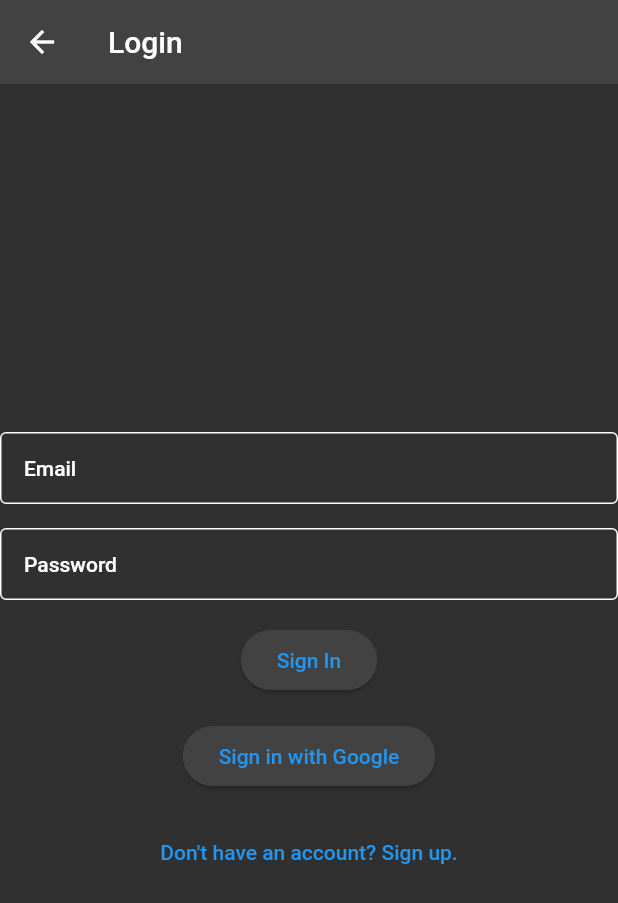
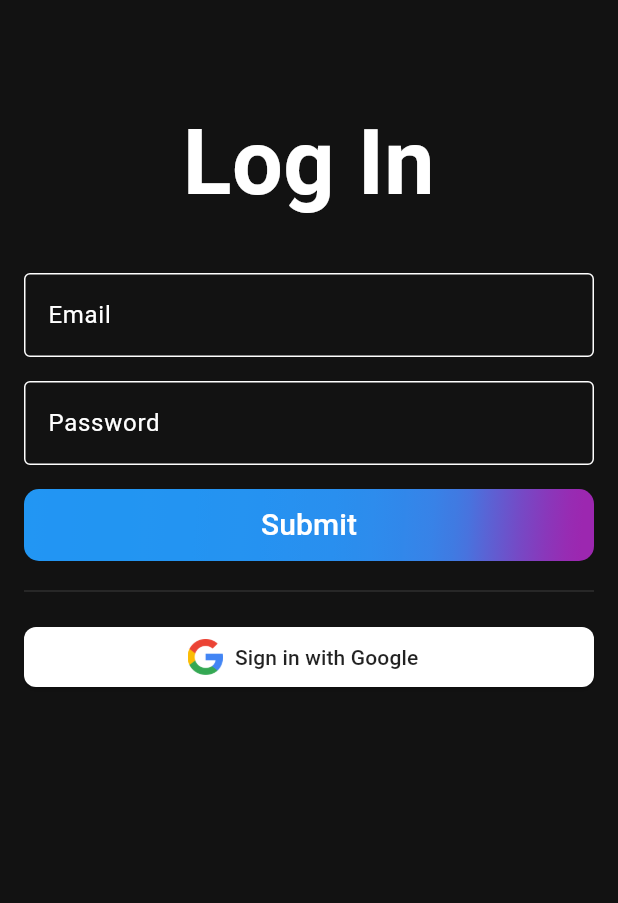
Before and after one commit to DotNaos/credix, a Flutter app: the LoginPage screen opened directly, on a phone screen of 412 x 824 dp. Shown: the top 903 px of the screen. Run offline on Flutter 3.47's test engine with Material 2 defaults, Android fonts, the phone set to English and light mode, and no system bars; our stand-ins replace cloud_firestore, firebase_auth, firebase_core, google_sign_in, image_picker; accounts and stored records are empty; network calls fail.

Commit message:
Log In Page

```diff
--- /dev/null
+++ b/lib/Components/animated_gradient_button.dart
@@ -0,0 +1,78 @@
+import 'package:flutter/material.dart';
+
+class AnimatedGradientButton extends StatefulWidget {
+  final String buttonText;
+  final VoidCallback onPressed;
+  final Gradient gradient;
+
+  const AnimatedGradientButton({
+    Key? key,
+    required this.buttonText,
+    required this.onPressed,
+    required this.gradient,
+  }) : super(key: key);
+
+  @override
+  _AnimatedGradientButtonState createState() => _AnimatedGradientButtonState();
+}
+
+class _AnimatedGradientButtonState extends State<AnimatedGradientButton>
+    with SingleTickerProviderStateMixin {
+  late AnimationController _controller;
+  late Animation<double> _animation;
+
+  @override
+  void initState() {
+    super.initState();
+    _controller = AnimationController(
+      duration: const Duration(seconds: 2),
+      vsync: this,
+    )..repeat(reverse: true);
+    _animation = Tween<double>(begin: 0.0, end: 1.0)
+        .animate(CurvedAnimation(parent: _controller, curve: Curves.easeInOut));
+  }
+
+  @override
+  void dispose() {
+    _controller.dispose();
+    super.dispose();
+  }
+
+  @override
+  Widget build(BuildContext context) {
+    return AnimatedBuilder(
+      animation: _animation,
+      builder: (BuildContext context, Widget? child) {
+        return AnimatedContainer(
+          duration: const Duration(milliseconds: 300),
+          decoration: BoxDecoration(
+            gradient: LinearGradient(
+              colors: [
+                widget.gradient.colors[0],
+                widget.gradient.colors[1],
+              ],
+              begin: const Alignment(-1.0, -1.0),
+              end: const Alignment(1.0, 0.0),
+              stops: [_animation.value - 0.2, _animation.value],
+            ),
+            borderRadius: BorderRadius.circular(10),
+          ),
+          child: ElevatedButton(
+            onPressed: widget.onPressed,
+            style: ElevatedButton.styleFrom(
+              backgroundColor: Colors.transparent,
+              elevation: 0,
+            ),
+            child: Text(
+              widget.buttonText,
+              style: const TextStyle(
+                color: Colors.white,
+                fontSize: 20,
+              ),
+            ),
+          ),
+        );
+      },
+    );
+  }
+}
--- a/lib/Components/listcomponent.dart
+++ b/lib/Components/listcomponent.dart
@@ -1,7 +1,6 @@
 import 'package:credix/Components/headercomponent.dart';
 import 'package:flutter/material.dart';
 // import the colors
-import 'package:credix/res/custom_colors.dart';
 
 /// This is the component that will be used in a the lists of the app
 /// so it needs to be generic
@@ -75,9 +74,8 @@ class _ListComponentState extends State<ListComponent> {
               ),
               decoration: BoxDecoration(
                 borderRadius: BorderRadius.circular(10),
-                color: CustomColors.primary,
                 border: Border.all(
-                  color: CustomColors.primary.withOpacity(0.5),
+                  color: _isCompleted ? Colors.green : Colors.red,
                   width: 2,
                 ),
               ),
--- a/lib/Pages/bonus_list.dart
+++ b/lib/Pages/bonus_list.dart
@@ -18,9 +18,9 @@ class BonusListPage extends StatefulWidget {
 class _BonusListPageState extends State<BonusListPage> {
   @override
   Widget build(BuildContext context) {
-    return Column(
+    return const Column(
       mainAxisAlignment: MainAxisAlignment.center,
-      children: const [
+      children: [
         Text('Bonus List'),
       ],
     );
--- a/lib/Pages/login.dart
+++ b/lib/Pages/login.dart
@@ -1,18 +1,11 @@
-// ignore_for_file: slash_for_doc_comments
+import 'package:flutter/material.dart';
+import 'package:credix/utils/auth_service.dart';
 
-/**
- *
- * On this page the user can sign in or sign up
- * sign in methods include: email and password, google
- * google sign in uses firebase
- *
- */
-import 'package:flutter/material.dart';
-import 'package:firebase_auth/firebase_auth.dart';
-import 'package:google_sign_in/google_sign_in.dart';
+import '../Components/animated_gradient_button.dart';
+import 'homepage.dart';
 
 class LoginPage extends StatefulWidget {
-  const LoginPage({super.key});
+  const LoginPage({Key? key}) : super(key: key);
 
   @override
   _LoginPageState createState() => _LoginPageState();
@@ -20,28 +13,38 @@ class LoginPage extends StatefulWidget {
 
 class _LoginPageState extends State<LoginPage> {
   final _formKey = GlobalKey<FormState>();
-  final _auth = FirebaseAuth.instance;
-  final _googleSignIn = GoogleSignIn();
-
   late String _email;
   late String _password;
-  final bool _loading = false;
 
   @override
   Widget build(BuildContext context) {
     return Scaffold(
-      appBar: AppBar(
-        title: const Text('Login'),
-      ),
-      body: Center(
-        child: _loading
-            ? const CircularProgressIndicator()
-            : Form(
+      resizeToAvoidBottomInset: false,
+      body: SingleChildScrollView(
+        child: Padding(
+          padding: const EdgeInsets.all(16),
+          child: Form(
             key: _formKey,
             child: Column(
-                  mainAxisAlignment: MainAxisAlignment.center,
+              crossAxisAlignment: CrossAxisAlignment.stretch,
+              mainAxisAlignment: MainAxisAlignment.end,
               children: [
+                const SizedBox(height: 50),
+                // Log in text
+                const Text(
+                  'Log In',
+                  textAlign: TextAlign.center,
+                  style: TextStyle(
+                    fontSize: 60,
+                    fontWeight: FontWeight.bold,
+                  ),
+                ),
+
+                const SizedBox(height: 30),
+
+                // Email input field
                 TextFormField(
+                  keyboardType: TextInputType.emailAddress,
                   decoration: const InputDecoration(
                     hintText: 'Email',
                     border: OutlineInputBorder(),
@@ -57,6 +60,7 @@ class _LoginPageState extends State<LoginPage> {
                   },
                 ),
                 const SizedBox(height: 16),
+                // Password input field
                 TextFormField(
                   obscureText: true,
                   decoration: const InputDecoration(
@@ -74,31 +78,76 @@ class _LoginPageState extends State<LoginPage> {
                   },
                 ),
                 const SizedBox(height: 16),
-                    ElevatedButton(
-                      onPressed: () => {},
-                      child: const Text('Sign In'),
+                // Sign in button
+                AnimatedGradientButton(
+                  gradient: const LinearGradient(
+                    colors: [Colors.blue, Colors.purple],
                   ),
-                    const SizedBox(height: 16),
-                    ElevatedButton(
+                  buttonText: 'Submit',
+                  onPressed: () {
+                    if (_formKey.currentState!.validate()) {
+                      AuthService()
+                          .signInWithEmailAndPassword(_email, _password);
+
+                      Navigator.of(context).pushReplacement(
+                        MaterialPageRoute(
+                          builder: (context) => const HomePage(),
+                        ),
+                      );
+                    } else {
+                      // Show a popup
+                      showDialog(
+                        context: context,
+                        builder: (context) => AlertDialog(
+                          title: const Text('Error'),
+                          content: const Text(
+                              'Please enter a valid email and password.'),
+                          actions: [
+                            TextButton(
+                              onPressed: () {
+                                Navigator.of(context).pop();
+                              },
+                              child: const Text('OK'),
+                            ),
+                          ],
+                        ),
+                      );
+                    }
+                  },
+                ),
+                // Add a horizontal divider
+                const Divider(
+                  height: 40,
+                  thickness: 0.5,
+                  color: Color.fromARGB(255, 75, 75, 75),
+                ),
+                // Google sign in button
+                ElevatedButton.icon(
                   onPressed: () async {
-                        try {} catch (e) {
+                    try {
+                      AuthService().signInWithGoogle();
+                    } catch (e) {
                       ScaffoldMessenger.of(context).showSnackBar(
                         const SnackBar(
                           content: Text(
-                                    'Failed to sign in with Google. Please try again.')),
+                            'Failed to sign in with Google. Please try again.',
+                          ),
+                        ),
                       );
                     }
                   },
-                      child: const Text('Sign in with Google'),
+                  icon: Image.asset('assets/google_logo.png', height: 24),
+                  label: const Text('Sign in with Google'),
+                  style: ElevatedButton.styleFrom(
+                    foregroundColor: Colors.black87,
+                    backgroundColor: Colors.white,
+                    shape: RoundedRectangleBorder(
+                      borderRadius: BorderRadius.circular(8.0),
                     ),
-                    const SizedBox(height: 16),
-                    TextButton(
-                      onPressed: () {
-                        // Navigate to sign up page
-                      },
-                      child: const Text('Don\'t have an account? Sign up.'),
+                  ),
                 ),
               ],
+            ),
           ),
         ),
       ),
--- a/lib/Pages/tasklist.dart
+++ b/lib/Pages/tasklist.dart
@@ -23,9 +23,9 @@ class TaskListPage extends StatefulWidget {
 class _TaskListPageState extends State<TaskListPage> {
   @override
   Widget build(BuildContext context) {
-    return Column(
+    return const Column(
       mainAxisAlignment: MainAxisAlignment.center,
-      children: const [
+      children: [
         Text('Task List'),
       ],
     );
--- a/lib/res/custom_colors.dart
+++ b/lib/res/custom_colors.dart
@@ -1,20 +1,19 @@
 import 'package:flutter/material.dart';
 
 class CustomColors {
-  // static const Color background = Color(0xFF1c0b19);
-  static const Color background = Color(0xff000000);
-  static const Color onBackground = Color(0xff000000);
-
-  static const Color primary = Color(0xAA222222);
-  // static const Color primary = Color(0xff000000);
-  static const Color onPrimary = Color(0xFF140d8f);
-
-  static const Color secondary = Color(0xFFE54B4B);
-  static const Color onSecondary = Color(0xFF2dd8C1);
-
-  static const Color error = Color(0xFFff0000);
-  static const Color onError = Color(0xFFff0040);
-
-  static const Color surface = Color(0xAA888888);
-  static const Color onSurface = Color(0xffffffff);
+  static const MaterialColor firebaseOrange = MaterialColor(
+    0xFFFF5733,
+    <int, Color>{
+      50: Color(0xFFFFF3E0),
+      100: Color(0xFFFFE0B2),
+      200: Color(0xFFFFCC80),
+      300: Color(0xFFFFB74D),
+      400: Color(0xFFFFA726),
+      500: Color(0xFFFF5733),
+      600: Color(0xFFFF9800),
+      700: Color(0xFFFF8800),
+      800: Color(0xFFFF7700),
+      900: Color(0xFFFF6F00),
+    },
+  );
 }
--- a/pubspec.yaml
+++ b/pubspec.yaml
@@ -41,6 +41,7 @@ dependencies:
   tflite_flutter: ^0.9.1
   image_picker: ^0.8.7+3
   flutter_launcher_icons: ^0.13.0
+  cloud_firestore: ^4.7.0
 
 flutter_icons:
   android: "launcher_icon"
```
Also changed, not shown: lib/Components/account_screen.dart (added, +53 -0 lines), lib/Components/elevated_gradient_button.dart (added, +39 -0 lines), lib/Pages/homepage.dart (+47 -22 lines), lib/Pages/settings.dart (+44 -5 lines), lib/main.dart (+9 -18 lines), lib/utils/auth_service.dart (+28 -2 lines), assets/firebase_logo.png (deleted), pubspec.lock, 11 other files. Lines whose indentation alone changed are shown as unchanged.
